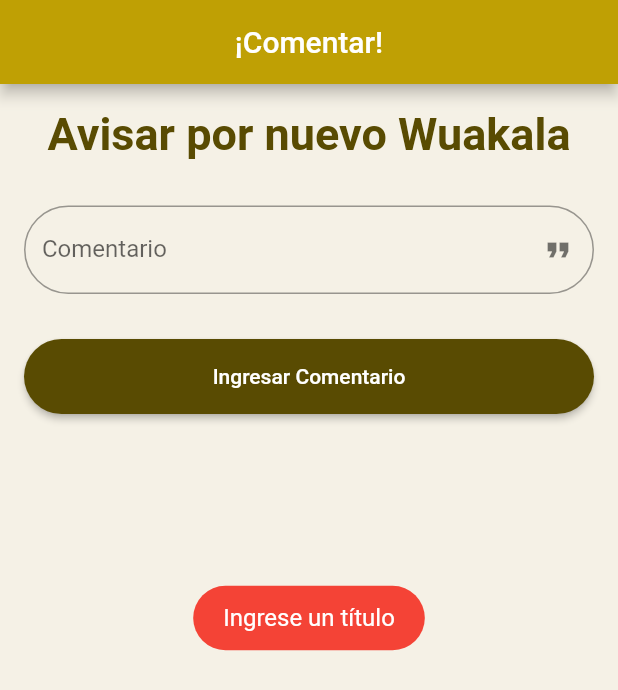
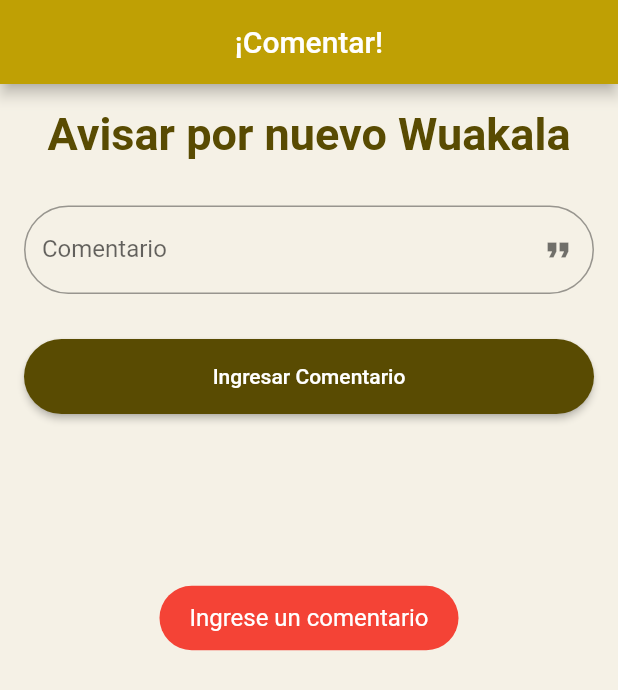
Before and after one commit to Landerer0/PAMProyecto2, a Flutter app: the wuakalaComentario screen opened directly with empty values, after a tap on "Ingresar Comentario", on a phone screen of 412 x 824 dp. Shown: the top 690 px of the screen. Run offline on Flutter 3.47's test engine with Material 2 defaults, Android fonts, the light colour scheme and no system bars; our stand-ins replace camera, cool_alert, fluttertoast, shared_preferences, sidebarx; missing offline and left inert: dart:ffi; accounts and stored records are empty; Roboto replaces fonts that are missing (Calibri); project files that could hold a hidden picture were left out.

Commit message:
cambios finales

```diff
--- a/lib/pages/wuakalaComentario.dart
+++ b/lib/pages/wuakalaComentario.dart
@@ -108,7 +108,7 @@ class _wuakalaComentarioState extends State<wuakalaComentario> {
                           onPressed: () async {
                             if (comentarioController.text.isEmpty) {
                               Fluttertoast.showToast(
-                                  msg: "Ingrese un título",
+                                  msg: "Ingrese un comentario",
                                   toastLength: Toast.LENGTH_SHORT,
                                   gravity: ToastGravity.CENTER,
                                   timeInSecForIosWeb: 1,
```
Also changed, not shown: lib/pages/login.dart (+13 -0 lines).
